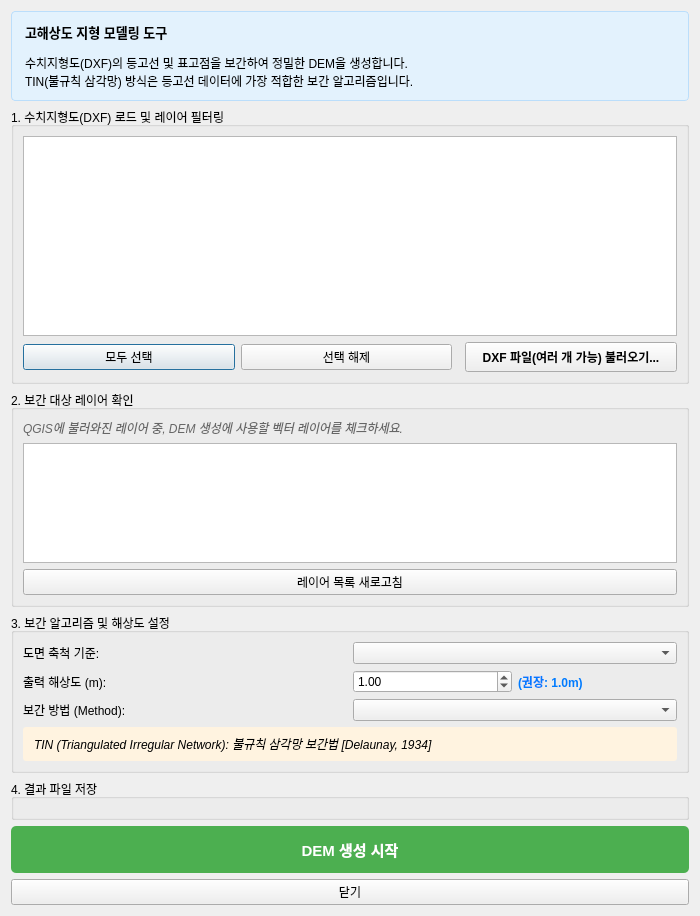
Qt form tools/dem_generator_dialog_base.ui (lzpxilfe/archtoolkit) before a commit.
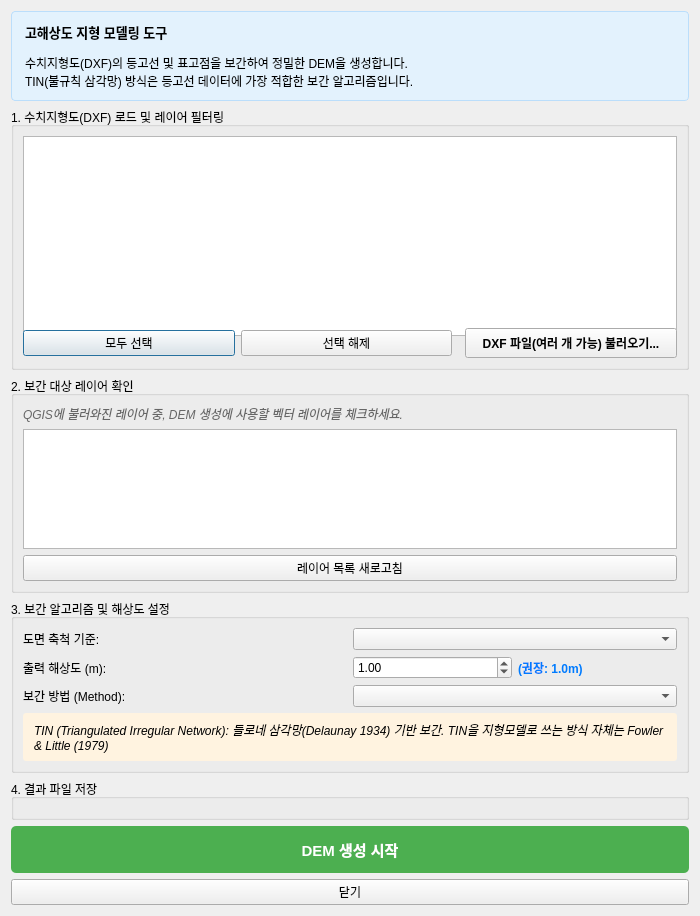
The same form after that commit. Custom widgets are drawn as their Qt base class.

The edit to the form file:
```diff
--- a/tools/dem_generator_dialog_base.ui
+++ b/tools/dem_generator_dialog_base.ui
@@ -184,7 +184,7 @@
       <item row="3" column="0" colspan="2">
        <widget class="QLabel" name="lblInterpDesc">
         <property name="text">
-         <string>TIN (Triangulated Irregular Network): 불규칙 삼각망 보간법 [Delaunay, 1934]</string>
+         <string>TIN (Triangulated Irregular Network): 들로네 삼각망(Delaunay 1934) 기반 보간. TIN을 지형모델로 쓰는 방식 자체는 Fowler &amp; Little (1979)</string>
         </property>
         <property name="styleSheet">
          <string>background-color: #fff3e0; padding: 8px; border-radius: 3px; font-style: italic;</string>
```
Left out of the diff: 2 changed lines with no effect on the pictures.
